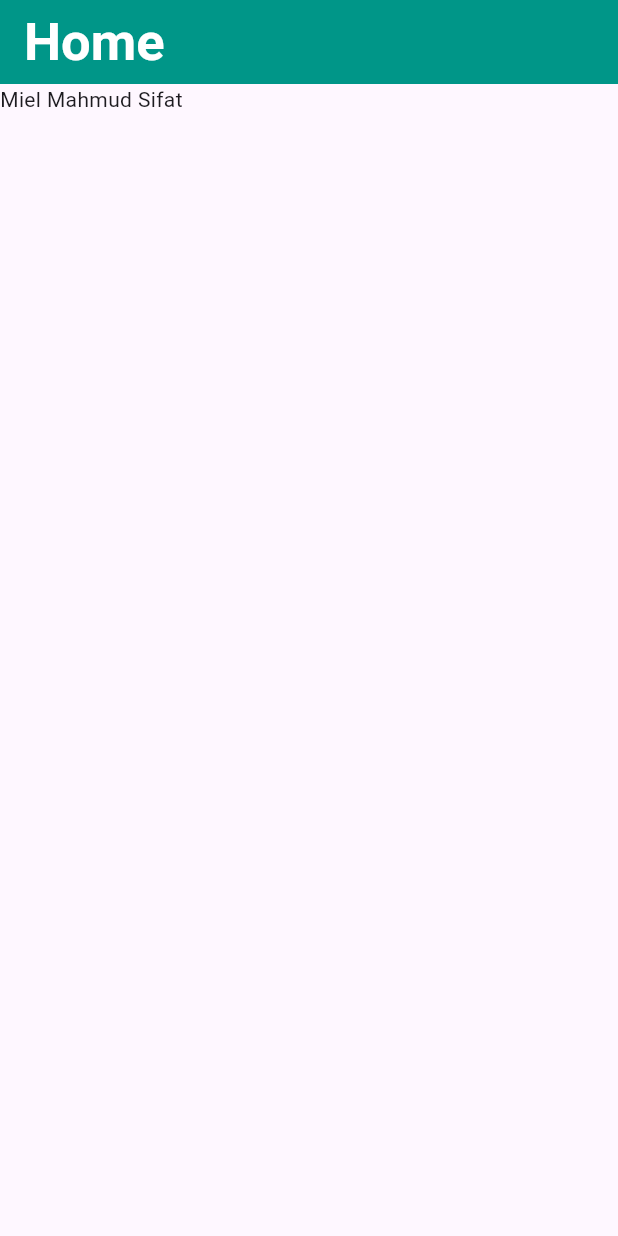
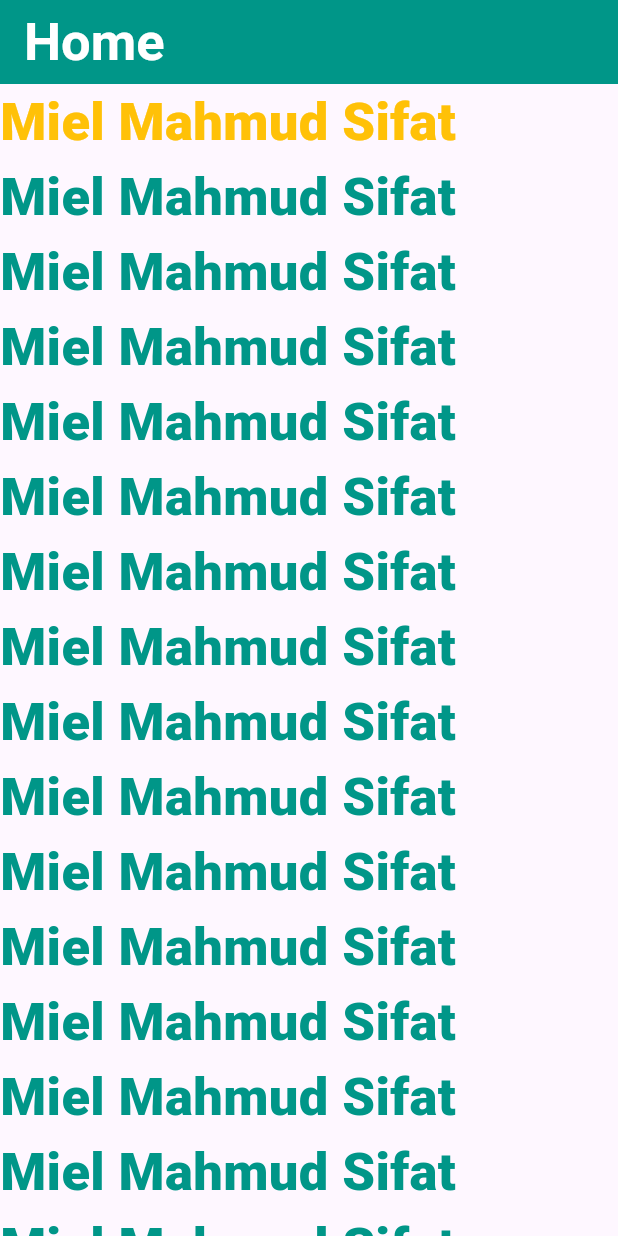
Before and after one commit to miel2793/flutter_practice_batch_10, a Flutter app: the screen it shows after launch, on a phone screen of 412 x 824 dp. Run offline on Flutter 3.47's test engine with Material 3 defaults, Android fonts, the phone set to English and light mode, and no system bars.

Commit message:
update  main

```diff
--- a/lib/main.dart
+++ b/lib/main.dart
@@ -36,11 +36,155 @@ class Home extends StatelessWidget {
 
 
       ),
-      body:Column(
+      body:SingleChildScrollView(
+        child: Column(
 
-        children: [
-          Text('Miel Mahmud Sifat')
-        ],
+          children: [
+            Text(
+              "Miel Mahmud Sifat",
+              style: TextStyle(
+                  fontSize: 35,
+                  fontWeight: FontWeight.w900,
+                  color: Colors.amber),
+        ),
+              Text(
+                "Miel Mahmud Sifat",
+                style: TextStyle(
+                    fontSize: 35,
+                    fontWeight: FontWeight.w900,
+                    color: Colors.teal),
+              ),
+            Text(
+              "Miel Mahmud Sifat",
+              style: TextStyle(
+                  fontSize: 35,
+                  fontWeight: FontWeight.w900,
+                  color: Colors.teal),
+            ),Text(
+              "Miel Mahmud Sifat",
+              style: TextStyle(
+                  fontSize: 35,
+                  fontWeight: FontWeight.w900,
+                  color: Colors.teal),
+            ),Text(
+              "Miel Mahmud Sifat",
+              style: TextStyle(
+                  fontSize: 35,
+                  fontWeight: FontWeight.w900,
+                  color: Colors.teal),
+            ),Text(
+              "Miel Mahmud Sifat",
+              style: TextStyle(
+                  fontSize: 35,
+                  fontWeight: FontWeight.w900,
+                  color: Colors.teal),
+            ),Text(
+              "Miel Mahmud Sifat",
+              style: TextStyle(
+                  fontSize: 35,
+                  fontWeight: FontWeight.w900,
+                  color: Colors.teal),
+            ),Text(
+              "Miel Mahmud Sifat",
+              style: TextStyle(
+                  fontSize: 35,
+                  fontWeight: FontWeight.w900,
+                  color: Colors.teal),
+            ),Text(
+              "Miel Mahmud Sifat",
+              style: TextStyle(
+                  fontSize: 35,
+                  fontWeight: FontWeight.w900,
+                  color: Colors.teal),
+            ),Text(
+              "Miel Mahmud Sifat",
+              style: TextStyle(
+                  fontSize: 35,
+                  fontWeight: FontWeight.w900,
+                  color: Colors.teal),
+            ),Text(
+              "Miel Mahmud Sifat",
+              style: TextStyle(
+                  fontSize: 35,
+                  fontWeight: FontWeight.w900,
+                  color: Colors.teal),
+            ),Text(
+              "Miel Mahmud Sifat",
+              style: TextStyle(
+                  fontSize: 35,
+                  fontWeight: FontWeight.w900,
+                  color: Colors.teal),
+            ),Text(
+              "Miel Mahmud Sifat",
+              style: TextStyle(
+                  fontSize: 35,
+                  fontWeight: FontWeight.w900,
+                  color: Colors.teal),
+            ),Text(
+              "Miel Mahmud Sifat",
+              style: TextStyle(
+                  fontSize: 35,
+                  fontWeight: FontWeight.w900,
+                  color: Colors.teal),
+            ),Text(
+              "Miel Mahmud Sifat",
+              style: TextStyle(
+                  fontSize: 35,
+                  fontWeight: FontWeight.w900,
+                  color: Colors.teal),
+            ),Text(
+              "Miel Mahmud Sifat",
+              style: TextStyle(
+                  fontSize: 35,
+                  fontWeight: FontWeight.w900,
+                  color: Colors.teal),
+            ),Text(
+              "Miel Mahmud Sifat",
+              style: TextStyle(
+                  fontSize: 35,
+                  fontWeight: FontWeight.w900,
+                  color: Colors.teal),
+            ),Text(
+              "Miel Mahmud Sifat",
+              style: TextStyle(
+                  fontSize: 35,
+                  fontWeight: FontWeight.w900,
+                  color: Colors.teal),
+            ),Text(
+              "Miel Mahmud Sifat",
+              style: TextStyle(
+                  fontSize: 35,
+                  fontWeight: FontWeight.w900,
+                  color: Colors.teal),
+            ),Text(
+              "Miel Mahmud Sifat",
+              style: TextStyle(
+                  fontSize: 35,
+                  fontWeight: FontWeight.w900,
+                  color: Colors.teal),
+            ),Text(
+              "Miel Mahmud Sifat",
+              style: TextStyle(
+                  fontSize: 35,
+                  fontWeight: FontWeight.w900,
+                  color: Colors.teal),
+            ),Text(
+              "Miel Mahmud Sifat",
+              style: TextStyle(
+                  fontSize: 35,
+                  fontWeight: FontWeight.w900,
+                  color: Colors.amberAccent),
+
+            ),
+            Text(
+              "Miel Mahmud Sifat",
+              style: TextStyle(
+                  fontSize: 35,
+                  fontWeight: FontWeight.w900,
+                  color: Colors.orangeAccent),
+            ),
+          ],
+        ),
       ),
     );
 
```
